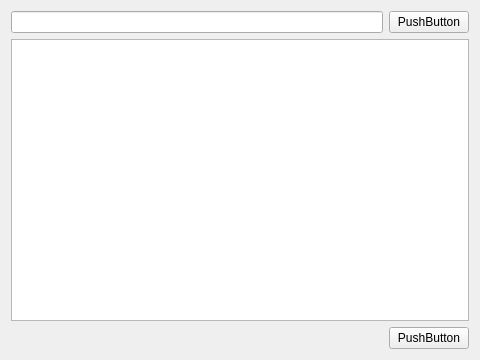
This is GTA-V-Launcher/src/InstallModWindow.ui in moffa13/GTA-V-Launcher as Qt 5 draws it before an edit. The edited form follows.
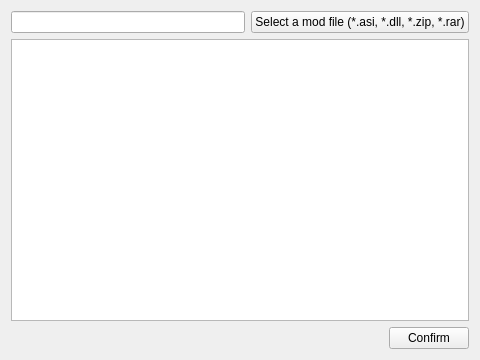
This is the edited form.

The edit to the form file:
```diff
--- a/GTA-V-Launcher/src/InstallModWindow.ui
+++ b/GTA-V-Launcher/src/InstallModWindow.ui
@@ -24,7 +24,7 @@
        <item>
         <widget class="QPushButton" name="selectFileButton">
          <property name="text">
-          <string>PushButton</string>
+          <string>Select a mod file (*.asi, *.dll, *.zip, *.rar)</string>
          </property>
         </widget>
        </item>
@@ -57,7 +57,7 @@
      <item>
       <widget class="QPushButton" name="validateButton">
        <property name="text">
-        <string>PushButton</string>
+        <string>Confirm</string>
        </property>
       </widget>
      </item>
```
Left out of the diff: 2 changed lines with no effect on the pictures.
